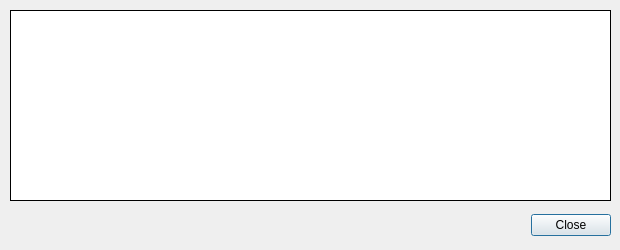
Above: src/qt/forms/transactiondescdialog.ui from infinitecoin/infinitecoin before the change. Below: the same form after it.
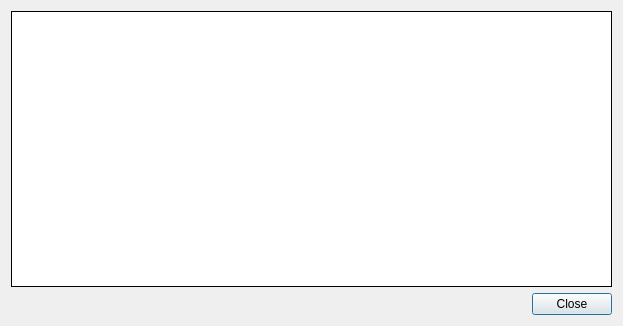
That is the form after the change.

Commit message: let TransactionDescDialog can be resize to show more about tranactions

```diff
--- a/src/qt/forms/transactiondescdialog.ui
+++ b/src/qt/forms/transactiondescdialog.ui
@@ -6,8 +6,8 @@
    <rect>
     <x>0</x>
     <y>0</y>
-    <width>620</width>
-    <height>250</height>
+    <width>623</width>
+    <height>326</height>
    </rect>
   </property>
   <property name="minimumSize">
@@ -16,40 +16,17 @@
     <height>250</height>
    </size>
   </property>
-  <property name="maximumSize">
-   <size>
-    <width>620</width>
-    <height>250</height>
-   </size>
-  </property>
   <property name="windowTitle">
    <string>Transaction details</string>
   </property>
-  <widget class="QDialogButtonBox" name="buttonBox">
-   <property name="geometry">
-    <rect>
-     <x>460</x>
-     <y>210</y>
-     <width>151</width>
-     <height>31</height>
-    </rect>
-   </property>
-   <property name="orientation">
-    <enum>Qt::Horizontal</enum>
-   </property>
-   <property name="standardButtons">
-    <set>QDialogButtonBox::Close</set>
-   </property>
-  </widget>
+  <layout class="QVBoxLayout" name="verticalLayout">
+   <item>
+    <layout class="QVBoxLayout" name="verticalLayout_2">
+     <property name="sizeConstraint">
+      <enum>QLayout::SetDefaultConstraint</enum>
+     </property>
+     <item>
   <widget class="QLabel" name="detailText">
-   <property name="geometry">
-    <rect>
-     <x>10</x>
-     <y>10</y>
-     <width>601</width>
-     <height>191</height>
-    </rect>
-   </property>
    <property name="palette">
     <palette>
      <active>
@@ -141,6 +118,11 @@
      </disabled>
     </palette>
    </property>
+       <property name="font">
+        <font>
+         <pointsize>10</pointsize>
+        </font>
+       </property>
    <property name="autoFillBackground">
     <bool>false</bool>
    </property>
@@ -150,12 +132,18 @@
 border-color: rgb(0, 0, 0);
 background-color:rgb(255,255,255);</string>
    </property>
+       <property name="frameShape">
+        <enum>QFrame::NoFrame</enum>
+       </property>
    <property name="text">
     <string>&lt;html&gt;&lt;head/&gt;&lt;body&gt;&lt;p&gt;&lt;br/&gt;&lt;/p&gt;&lt;/body&gt;&lt;/html&gt;</string>
    </property>
    <property name="alignment">
     <set>Qt::AlignLeading|Qt::AlignLeft|Qt::AlignTop</set>
    </property>
+       <property name="wordWrap">
+        <bool>true</bool>
+       </property>
    <property name="margin">
     <number>10</number>
    </property>
@@ -166,6 +154,20 @@
     <set>Qt::LinksAccessibleByKeyboard|Qt::LinksAccessibleByMouse|Qt::TextBrowserInteraction|Qt::TextSelectableByKeyboard|Qt::TextSelectableByMouse</set>
    </property>
   </widget>
+     </item>
+     <item>
+      <widget class="QDialogButtonBox" name="buttonBox">
+       <property name="orientation">
+        <enum>Qt::Horizontal</enum>
+       </property>
+       <property name="standardButtons">
+        <set>QDialogButtonBox::Close</set>
+       </property>
+      </widget>
+     </item>
+    </layout>
+   </item>
+  </layout>
  </widget>
  <resources/>
  <connections>
```
Lines whose indentation alone changed are shown as unchanged. The commit also changes 1 other file.
